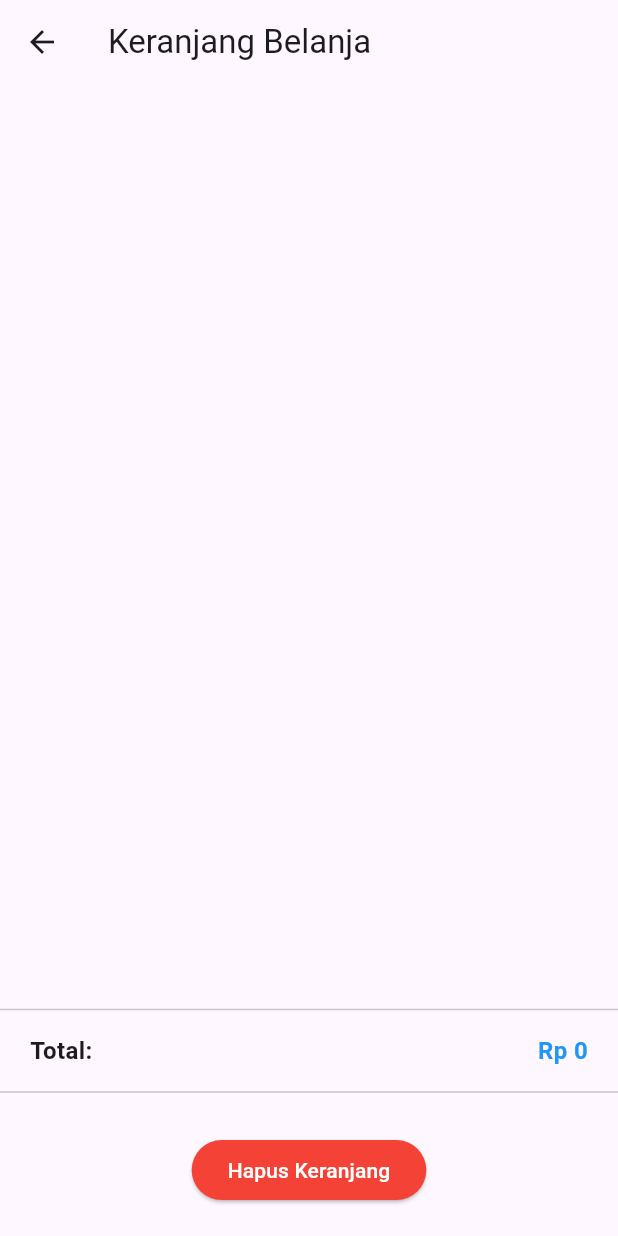
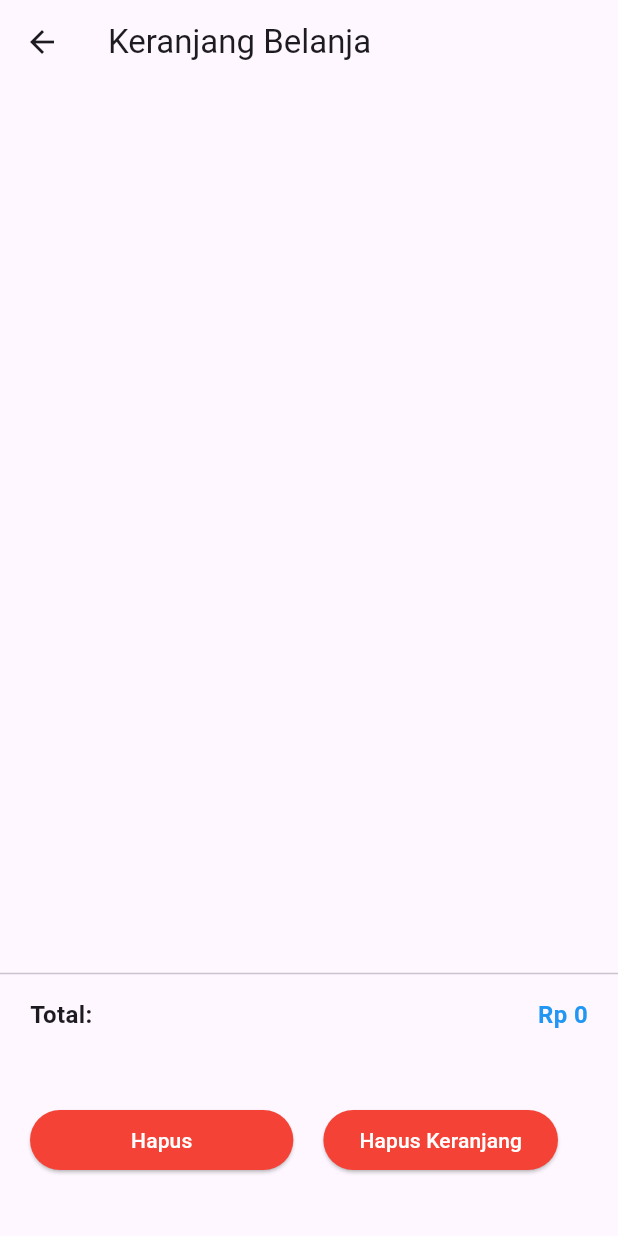
Before and after one commit to ginaa07/Toko_Sepatu_Heels_Wanita, a Flutter app: the CartPage screen opened by its route, on a phone screen of 412 x 824 dp. Run offline on Flutter 3.47's test engine with Material 3 defaults, Android fonts, the phone set to English and light mode, and no system bars; our stand-ins replace dio, email_validator, equatable, firebase_auth, firebase_core, flutter_secure_storage and 1 more; accounts and stored records are empty.

Commit message:
fix: create folder carts\...\presentation\pages\cart_page
add button hapus in file cart_page.dart

```diff
--- a/lib/core/routes/app_router.dart
+++ b/lib/core/routes/app_router.dart
@@ -1,5 +1,4 @@
 import 'package:flutter/material.dart';
-import 'package:toko_sepatu_heels_wanita/core/services/secure_storage.dart';
 import 'package:toko_sepatu_heels_wanita/core/theme/app_theme.dart';
 import 'package:provider/provider.dart';
 import 'package:toko_sepatu_heels_wanita/features/auth/data/domain/presentation/pages/login_page.dart';
--- a/lib/features/carts/presentation/pages/cart_page.dart
+++ b/lib/features/carts/presentation/pages/cart_page.dart
@@ -48,12 +48,31 @@ class CartPage extends StatelessWidget {
               ],
             ),
           ),
+
+          Padding(
+            padding: const EdgeInsets.all(20),
+            child: Row(
+              children: [
+                Expanded(
+                  child: ElevatedButton(
+                    onPressed: () => cart.removeAll(),
+                    style: ElevatedButton.styleFrom(
+                      backgroundColor: Colors.red,
+                    ),
+                    child: const Text(
+                      'Hapus',
+                      style: TextStyle(color: Colors.white),
+                    ),
+                  ),
+                ),
                 const Divider(),
                 Padding(
                   padding: const EdgeInsets.all(20),
                   child: ElevatedButton(
                     onPressed: () => cart.removeAll(),
-              style: ElevatedButton.styleFrom(backgroundColor: Colors.red),
+                    style: ElevatedButton.styleFrom(
+                      backgroundColor: Colors.red,
+                    ),
                     child: const Text(
                       'Hapus Keranjang',
                       style: TextStyle(color: Colors.white),
@@ -62,6 +81,9 @@ class CartPage extends StatelessWidget {
                 ),
               ],
             ),
+          ),
+        ],
+      ),
     );
   }
 }
--- a/lib/features/dashboard/presentation/providers/product_provider.dart
+++ b/lib/features/dashboard/presentation/providers/product_provider.dart
@@ -1,4 +1,3 @@
-import 'package:dio/dio.dart';
 import 'package:flutter/material.dart';
 import 'package:toko_sepatu_heels_wanita/core/constants/api_constants.dart';
 import 'package:toko_sepatu_heels_wanita/core/services/dio_client.dart';
```
Lines whose indentation alone changed are shown as unchanged.
